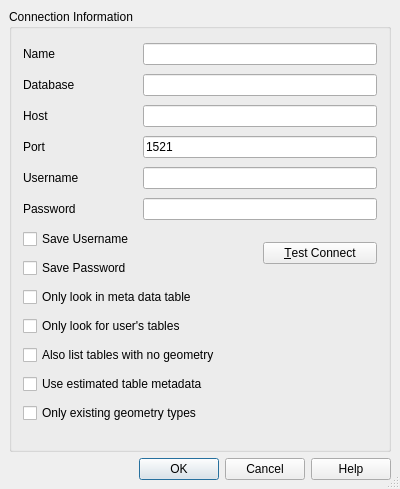
This is src/ui/qgsoraclenewconnectionbase.ui in qgis/QGIS as Qt 5 draws it before an edit. The edited form follows.
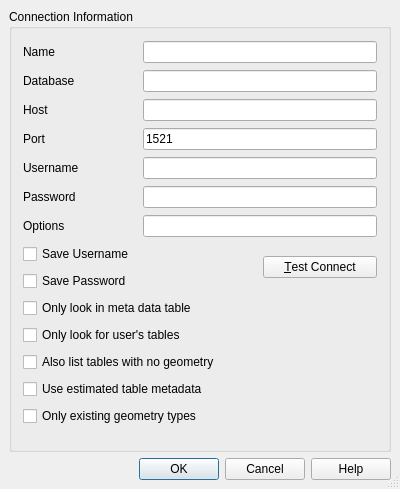
This is the edited form.

```diff
--- a/src/ui/qgsoraclenewconnectionbase.ui
+++ b/src/ui/qgsoraclenewconnectionbase.ui
@@ -45,7 +45,7 @@
       <string>Connection Information</string>
      </property>
      <layout class="QGridLayout" name="gridLayout_1">
-      <item row="11" column="0" colspan="3">
+      <item row="13" column="0" colspan="3">
        <widget class="QCheckBox" name="cb_useEstimatedMetadata">
         <property name="toolTip">
          <string>Use estimated table statistics for the layer metadata.</string>
@@ -58,9 +58,6 @@
         </property>
        </widget>
       </item>
-      <item row="4" column="1" colspan="2">
-       <widget class="QLineEdit" name="txtUsername"/>
-      </item>
       <item row="5" column="0">
        <widget class="QLabel" name="TextLabel3_2">
         <property name="text">
@@ -71,20 +68,6 @@
         </property>
        </widget>
       </item>
-      <item row="5" column="1" colspan="2">
-       <widget class="QLineEdit" name="txtPassword">
-        <property name="echoMode">
-         <enum>QLineEdit::Password</enum>
-        </property>
-       </widget>
-      </item>
-      <item row="6" column="0" colspan="2">
-       <widget class="QCheckBox" name="chkStoreUsername">
-        <property name="text">
-         <string>Save Username</string>
-        </property>
-       </widget>
-      </item>
       <item row="4" column="0">
        <widget class="QLabel" name="TextLabel3">
         <property name="text">
@@ -95,13 +78,6 @@
         </property>
        </widget>
       </item>
-      <item row="0" column="1" colspan="2">
-       <widget class="QLineEdit" name="txtName">
-        <property name="toolTip">
-         <string>Name of the new connection</string>
-        </property>
-       </widget>
-      </item>
       <item row="1" column="0">
        <widget class="QLabel" name="label">
         <property name="text">
@@ -122,7 +98,7 @@
         </property>
        </widget>
       </item>
-      <item row="8" column="0" colspan="3">
+      <item row="10" column="0" colspan="3">
        <widget class="QCheckBox" name="cb_geometryColumnsOnly">
         <property name="toolTip">
          <string>Restrict the displayed tables to those that are in the all_sdo_geom_metadata table</string>
@@ -135,7 +111,7 @@
         </property>
        </widget>
       </item>
-      <item row="9" column="0" colspan="3">
+      <item row="11" column="0" colspan="3">
        <widget class="QCheckBox" name="cb_userTablesOnly">
         <property name="toolTip">
          <string>When searching for spatial tables restrict the search to tables that are owned by the user.</string>
@@ -148,7 +124,7 @@
         </property>
        </widget>
       </item>
-      <item row="10" column="0" colspan="3">
+      <item row="12" column="0" colspan="3">
        <widget class="QCheckBox" name="cb_allowGeometrylessTables">
         <property name="text">
          <string>Also list tables with no geometry</string>
@@ -168,30 +144,6 @@
         </property>
        </widget>
       </item>
-      <item row="3" column="1" colspan="2">
-       <widget class="QLineEdit" name="txtPort">
-        <property name="text">
-         <string>1521</string>
-        </property>
-       </widget>
-      </item>
-      <item row="1" column="1" colspan="2">
-       <widget class="QLineEdit" name="txtDatabase"/>
-      </item>
-      <item row="6" column="2" rowspan="2">
-       <widget class="QPushButton" name="btnConnect">
-        <property name="text">
-         <string>&amp;Test Connect</string>
-        </property>
-       </widget>
-      </item>
-      <item row="7" column="0" colspan="2">
-       <widget class="QCheckBox" name="chkStorePassword">
-        <property name="text">
-         <string>Save Password</string>
-        </property>
-       </widget>
-      </item>
       <item row="2" column="0">
        <widget class="QLabel" name="TextLabel1">
         <property name="text">
@@ -202,10 +154,7 @@
         </property>
        </widget>
       </item>
-      <item row="2" column="1" colspan="2">
-       <widget class="QLineEdit" name="txtHost"/>
-      </item>
-      <item row="12" column="0" colspan="3">
+      <item row="14" column="0" colspan="3">
        <widget class="QCheckBox" name="cb_onlyExistingTypes">
         <property name="toolTip">
          <string>Only list the existing geometry types and don't offer to add others.</string>
@@ -218,6 +167,74 @@
         </property>
        </widget>
       </item>
+      <item row="8" column="2" rowspan="2">
+       <widget class="QPushButton" name="btnConnect">
+        <property name="text">
+         <string>&amp;Test Connect</string>
+        </property>
+       </widget>
+      </item>
+      <item row="4" column="1" colspan="2">
+       <widget class="QLineEdit" name="txtUsername"/>
+      </item>
+      <item row="8" column="0" colspan="2">
+       <widget class="QCheckBox" name="chkStoreUsername">
+        <property name="text">
+         <string>Save Username</string>
+        </property>
+       </widget>
+      </item>
+      <item row="1" column="1" colspan="2">
+       <widget class="QLineEdit" name="txtDatabase"/>
+      </item>
+      <item row="9" column="0" colspan="2">
+       <widget class="QCheckBox" name="chkStorePassword">
+        <property name="text">
+         <string>Save Password</string>
+        </property>
+       </widget>
+      </item>
+      <item row="0" column="1" colspan="2">
+       <widget class="QLineEdit" name="txtName">
+        <property name="toolTip">
+         <string>Name of the new connection</string>
+        </property>
+       </widget>
+      </item>
+      <item row="2" column="1" colspan="2">
+       <widget class="QLineEdit" name="txtHost"/>
+      </item>
+      <item row="5" column="1" colspan="2">
+       <widget class="QLineEdit" name="txtPassword">
+        <property name="echoMode">
+         <enum>QLineEdit::Password</enum>
+        </property>
+       </widget>
+      </item>
+      <item row="3" column="1" colspan="2">
+       <widget class="QLineEdit" name="txtPort">
+        <property name="text">
+         <string>1521</string>
+        </property>
+       </widget>
+      </item>
+      <item row="6" column="0">
+       <widget class="QLabel" name="TextLabel3_3">
+        <property name="text">
+         <string>Options</string>
+        </property>
+        <property name="buddy">
+         <cstring>txtPassword</cstring>
+        </property>
+       </widget>
+      </item>
+      <item row="6" column="1" colspan="2">
+       <widget class="QLineEdit" name="txtOptions">
+        <property name="echoMode">
+         <enum>QLineEdit::Normal</enum>
+        </property>
+       </widget>
+      </item>
      </layout>
     </widget>
    </item>
```
